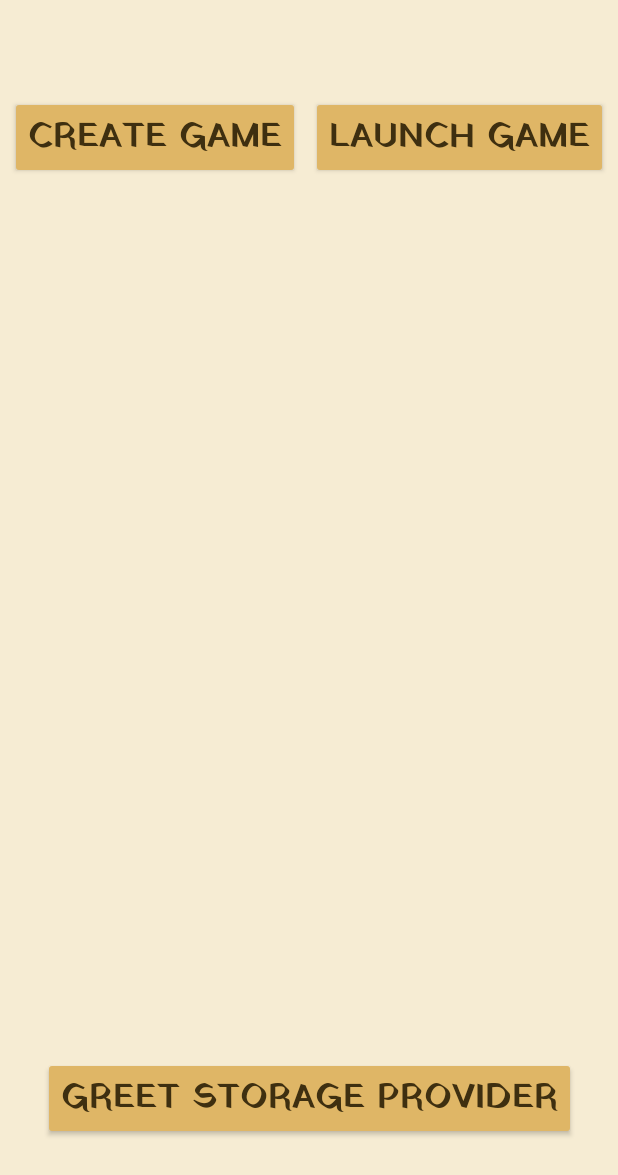
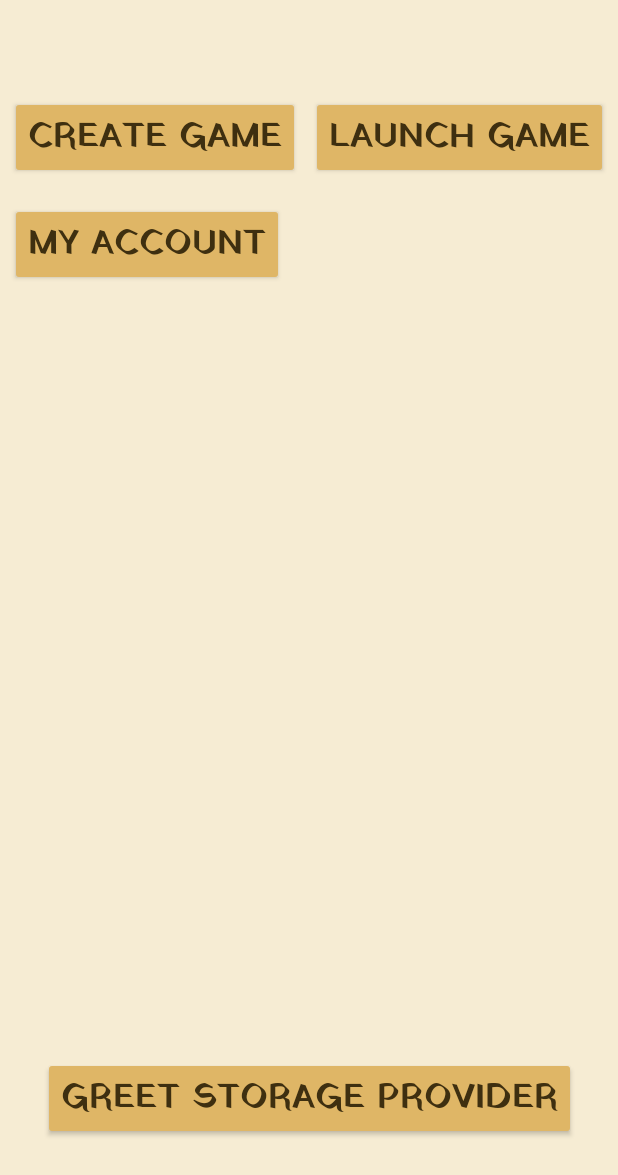
Before and after one commit to DivisionBy-Zero/erpa-sweng, an Android app: the screen it shows after launch (MainActivity), on a phone screen of 412 x 824 dp. Shown: the top 1175 px of the screen. Run offline under Robolectric (Android 15) with nearby library versions, the phone set to English and light mode, and no system bars; our stand-ins replace ButterKnife; libraries missing offline, so code that uses them is left out: com.annimon.stream, toothpick.config, toothpick.configuration, toothpick.registries; 7 statements that could not run were skipped.

Commit message:
add button in mainActivity to access to myAccount

```diff
--- a/app/src/main/java/ch/epfl/sweng/erpa/activities/MainActivity.java
+++ b/app/src/main/java/ch/epfl/sweng/erpa/activities/MainActivity.java
@@ -32,4 +32,8 @@ public class MainActivity extends DependencyConfigurationAgnosticActivity {
         startActivity(new Intent(this, CreateGameActivity.class));
     }
 
+    @OnClick(R.id.launch_my_account_button)
+    public void launchMyAccount(View view) {
+        startActivity(new Intent(this, MyAccountActivity.class));
+    }
 }
--- a/app/src/main/res/layout/activity_main.xml
+++ b/app/src/main/res/layout/activity_main.xml
@@ -26,6 +26,15 @@
         app:layout_constraintTop_toTopOf="parent" />
 
     <Button
+        android:id="@+id/launch_my_account_button"
+        android:layout_width="wrap_content"
+        android:layout_height="wrap_content"
+        android:layout_marginTop="16dp"
+        android:text="My Account"
+        app:layout_constraintStart_toStartOf="@id/launch_create_game_button"
+        app:layout_constraintTop_toBottomOf="@id/launch_create_game_button" />
+
+    <Button
         android:id="@+id/launch_storage_provider_greet"
         android:layout_width="wrap_content"
         android:layout_height="wrap_content"
```
Also changed, not shown: 1 other file.
